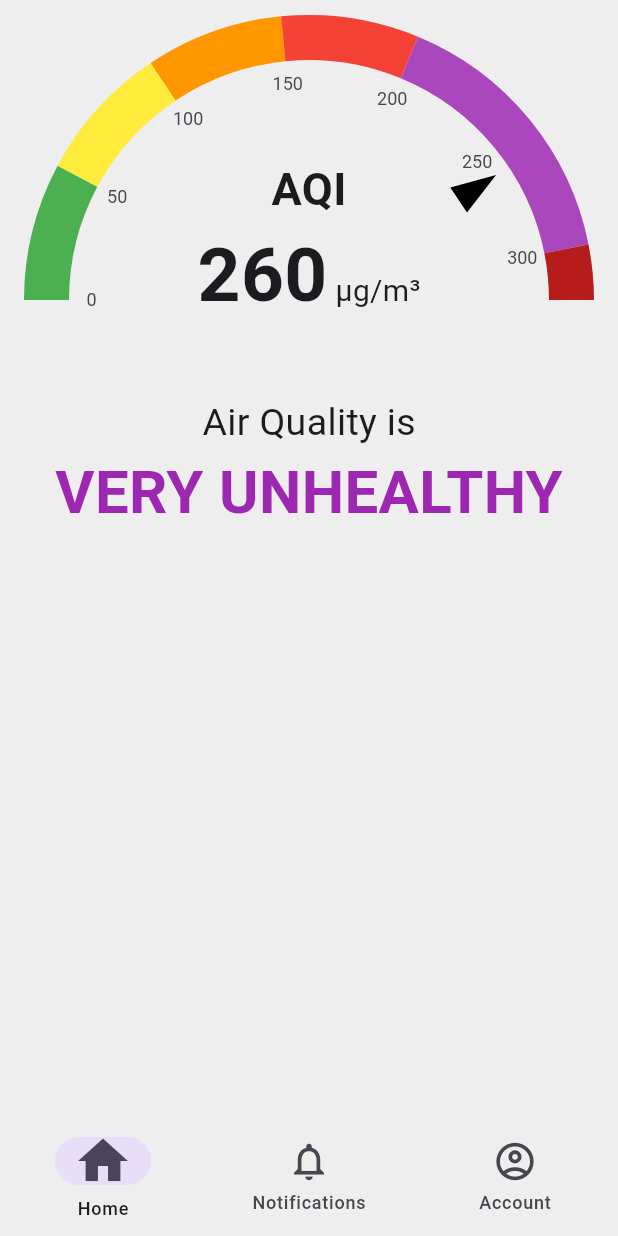
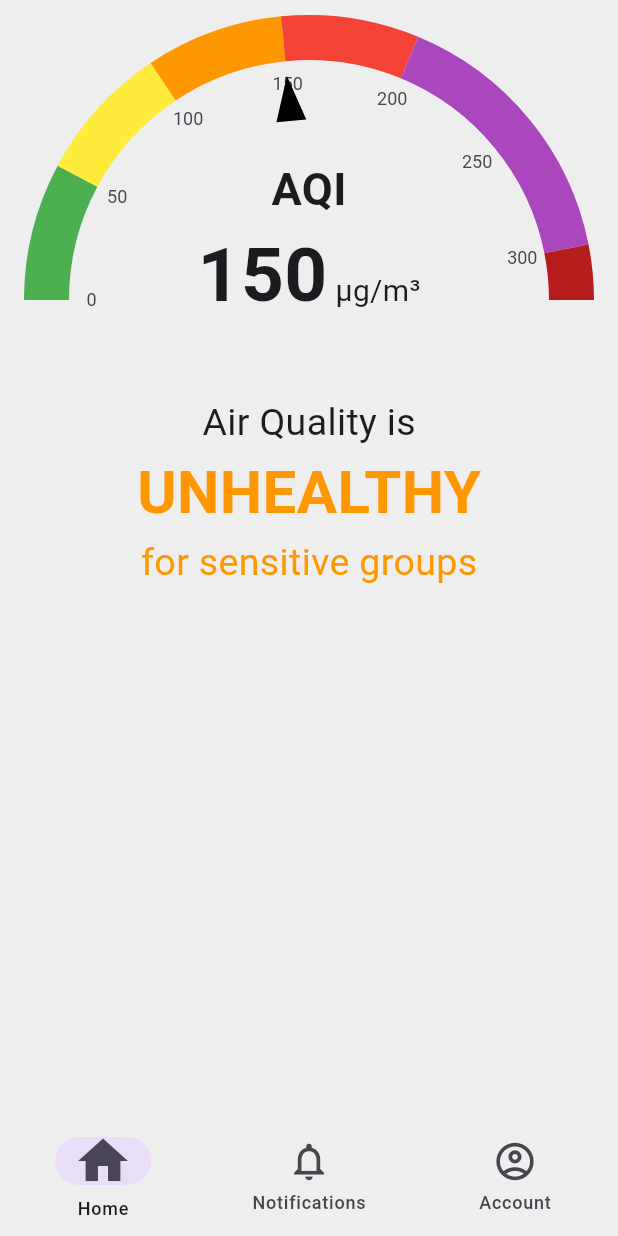
Before and after one commit to aayushman950/Air-Quality-Monitoring-System, a Flutter app: the screen it shows after launch, on a phone screen of 412 x 824 dp. Run offline on Flutter 3.47's test engine with Material 3 defaults, Android fonts, the phone set to English and light mode, and no system bars; drawn by our look-alikes of syncfusion_flutter_gauges.

Commit message:
text formatting

```diff
--- a/aqms/lib/pages/home_page.dart
+++ b/aqms/lib/pages/home_page.dart
@@ -7,7 +7,7 @@ class HomePage extends StatelessWidget {
   @override
   Widget build(BuildContext context) {
     return SafeArea(
-      child: Scaffold(body: AQIGaugeAndStatus(aqiRating:260,)),
+      child: Scaffold(body: AQIGaugeAndStatus(aqiRating:150,)),
     );
   }
 }
--- a/aqms/lib/widgets/aqi_status.dart
+++ b/aqms/lib/widgets/aqi_status.dart
@@ -66,7 +66,6 @@ class AQIStatus extends StatelessWidget {
             "for sensitive groups",
             style: TextStyle(
               fontSize: 25,
-              fontWeight: FontWeight.bold,
               color: aqiStatusColor,
             ),
           ),
```
